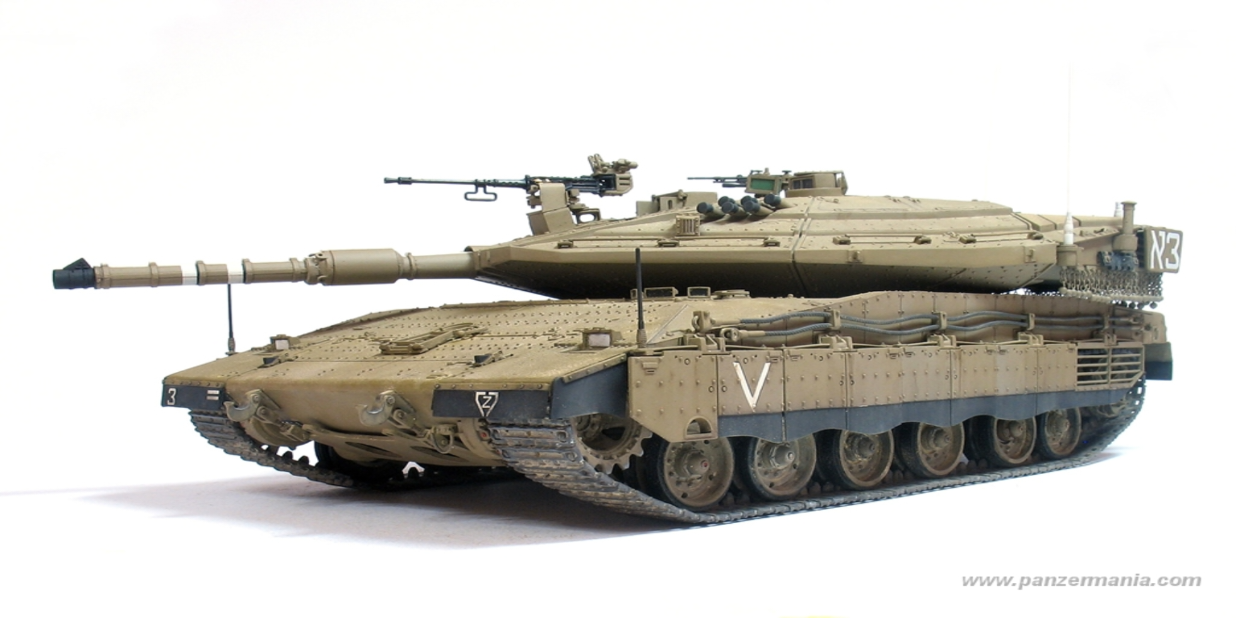
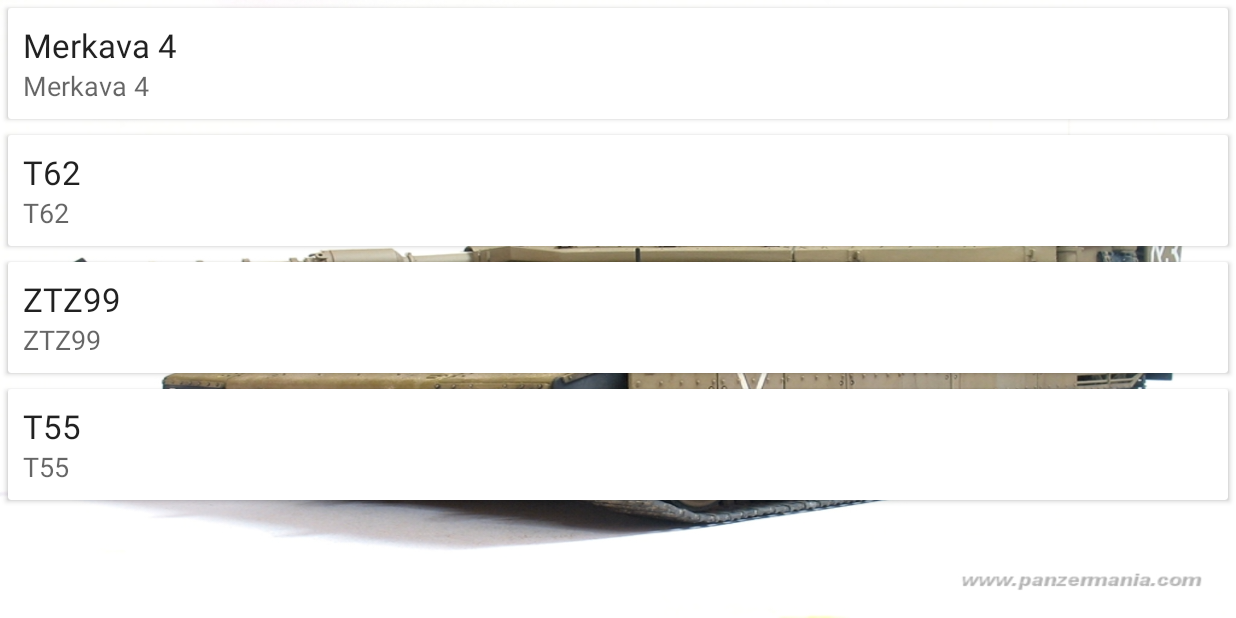
Before and after one commit to YixiuJiang/JJTank-android, an Android app: the SplashActivity screen opened directly, with no data from a screen before it, on a phone screen of 824 x 412 dp (held sideways). Run offline under Robolectric (Android 15) with nearby library versions, the phone set to English and light mode, and no system bars.

Commit message:
adding recycleviewer

```diff
--- a/app/build.gradle
+++ b/app/build.gradle
@@ -1,10 +1,10 @@
 apply plugin: 'com.android.application'
-
 apply plugin: 'kotlin-android'
+apply plugin: 'kotlin-android-extensions'
 
 android {
-    compileSdkVersion 25
-    buildToolsVersion "25.0.3"
+    compileSdkVersion 26
+    buildToolsVersion "26.0.2"
     defaultConfig {
         applicationId "com.jjstudio.jjtank"
         minSdkVersion 23
@@ -27,10 +27,10 @@ dependencies {
         exclude group: 'com.android.support', module: 'support-annotations'
     })
     implementation "org.jetbrains.kotlin:kotlin-stdlib-jre7:$kotlin_version"
-    implementation 'com.android.support:appcompat-v7:25.4.0'
     testImplementation 'junit:junit:4.12'
     implementation 'com.android.support.constraint:constraint-layout:1.0.2'
     compile "org.jetbrains.anko:anko:$anko_version"
     compile "org.jetbrains.anko:anko-commons:$anko_version"
-
+    compile 'com.android.support:design:26.1.0'
+    compile 'com.android.support:cardview-v7:26.1.0'
 }
--- /dev/null
+++ b/app/src/main/java/com/jjstudio/jjtank/Model.kt
@@ -0,0 +1,12 @@
+package com.jjstudio.jjtank
+
+/**
+ * Created by Charlie Jiang on 2/03/2018.
+ */
+data class Tank(val id: Long, val title: String, val uuid: String, val status: StatusEnum)
+
+enum class StatusEnum(val value : Int)
+{
+    Connected(1),
+    Disconnected(0)
+}
--- a/app/src/main/java/com/jjstudio/jjtank/SplashActivity.kt
+++ b/app/src/main/java/com/jjstudio/jjtank/SplashActivity.kt
@@ -4,6 +4,9 @@ import android.content.Intent
 import android.os.Bundle
 import android.os.Handler
 import android.support.v7.app.AppCompatActivity
+import android.support.v7.widget.LinearLayoutManager
+import android.support.v7.widget.RecyclerView
+import android.widget.LinearLayout
 import org.jetbrains.anko.toast
 
 class SplashActivity : AppCompatActivity() {
@@ -30,6 +33,17 @@ class SplashActivity : AppCompatActivity() {
         //Navigate with delay
         mDelayHandler!!.postDelayed(mRunnable, SPLASH_DELAY)
 
+        val rv:RecyclerView = findViewById<RecyclerView>(R.id.tankListView)
+        rv.layoutManager = LinearLayoutManager(this, LinearLayout.VERTICAL, false)
+        val users = ArrayList<Tank>()
+        users.add(Tank(1, "Merkava 4","1",StatusEnum.Connected))
+        users.add(Tank(2, "T62","2",StatusEnum.Disconnected))
+        users.add(Tank(3, "ZTZ99","3",StatusEnum.Connected))
+        users.add(Tank(4, "T55","4",StatusEnum.Disconnected))
+
+        var adapter = TankAdapter(users)
+        rv.adapter = adapter
+
     }
 
     public override fun onDestroy() {
--- /dev/null
+++ b/app/src/main/java/com/jjstudio/jjtank/TankAdapter.kt
@@ -0,0 +1,35 @@
+package com.jjstudio.jjtank
+
+/**
+ * Created by Charlie Jiang on 2/03/2018.
+ */
+import android.support.v7.widget.RecyclerView
+import android.view.LayoutInflater
+import android.view.View
+import android.view.ViewGroup
+import android.widget.TextView
+
+class TankAdapter(val tankList: ArrayList<Tank>): RecyclerView.Adapter<TankAdapter.ViewHolder>() {
+
+    override fun onBindViewHolder(holder: ViewHolder?, position: Int) {
+        holder?.tankTitle?.text = tankList[position].title
+        holder?.tankStatus?.text = tankList[position].title
+
+    }
+
+    override fun onCreateViewHolder(parent: ViewGroup?, viewType: Int): ViewHolder {
+        val v = LayoutInflater.from(parent?.context).inflate(R.layout.tank_item_layout, parent, false)
+        return ViewHolder(v);
+    }
+
+    override fun getItemCount(): Int {
+        return tankList.size
+    }
+
+    class ViewHolder(itemView: View): RecyclerView.ViewHolder(itemView){
+        val tankTitle = itemView.findViewById<TextView>(R.id.tankTitle)
+        val tankStatus = itemView.findViewById<TextView>(R.id.tankStatus)
+
+    }
+
+}
--- a/app/src/main/res/layout/activity_splash.xml
+++ b/app/src/main/res/layout/activity_splash.xml
@@ -1,9 +1,11 @@
 <?xml version="1.0" encoding="utf-8"?>
-<android.support.constraint.ConstraintLayout xmlns:android="http://schemas.android.com/apk/res/android"
-    xmlns:app="http://schemas.android.com/apk/res-auto"
-    xmlns:tools="http://schemas.android.com/tools"
+<LinearLayout xmlns:android="http://schemas.android.com/apk/res/android"
     android:layout_width="match_parent"
     android:layout_height="match_parent"
     android:background="@drawable/merkava4">
 
-</android.support.constraint.ConstraintLayout>
+    <android.support.v7.widget.RecyclerView
+        android:id="@+id/tankListView"
+        android:layout_width="match_parent"
+        android:layout_height="match_parent" />
+</LinearLayout>
--- /dev/null
+++ b/app/src/main/res/layout/tank_item_layout.xml
@@ -0,0 +1,30 @@
+<?xml version="1.0" encoding="utf-8"?>
+<LinearLayout xmlns:android="http://schemas.android.com/apk/res/android"
+    android:orientation="vertical" android:layout_width="match_parent"
+    android:layout_height="wrap_content">
+
+    <android.support.v7.widget.CardView
+        android:layout_margin="5dp"
+        android:layout_width="match_parent"
+        android:layout_height="match_parent" >
+        <LinearLayout
+            android:padding="10dp"
+            android:orientation="vertical"
+            android:layout_width="match_parent"
+            android:layout_height="wrap_content">
+            <TextView
+                android:textAppearance="@style/Base.TextAppearance.AppCompat.Large"
+                android:id="@+id/tankTitle"
+                android:text="Tank"
+                android:layout_width="match_parent"
+                android:layout_height="wrap_content" />
+            <TextView
+                android:textAppearance="@style/Base.TextAppearance.AppCompat.Medium"
+                android:text="Status"
+                android:id="@+id/tankStatus"
+                android:layout_width="match_parent"
+                android:layout_height="wrap_content" />
+        </LinearLayout>
+    </android.support.v7.widget.CardView>
+
+</LinearLayout>
```
